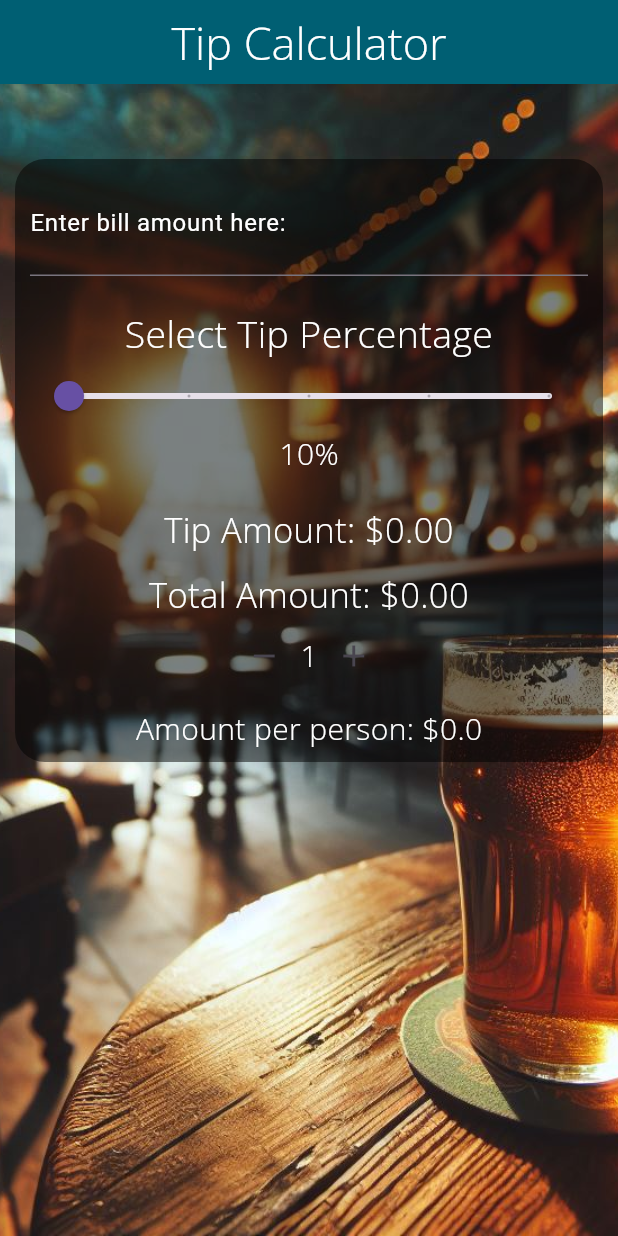
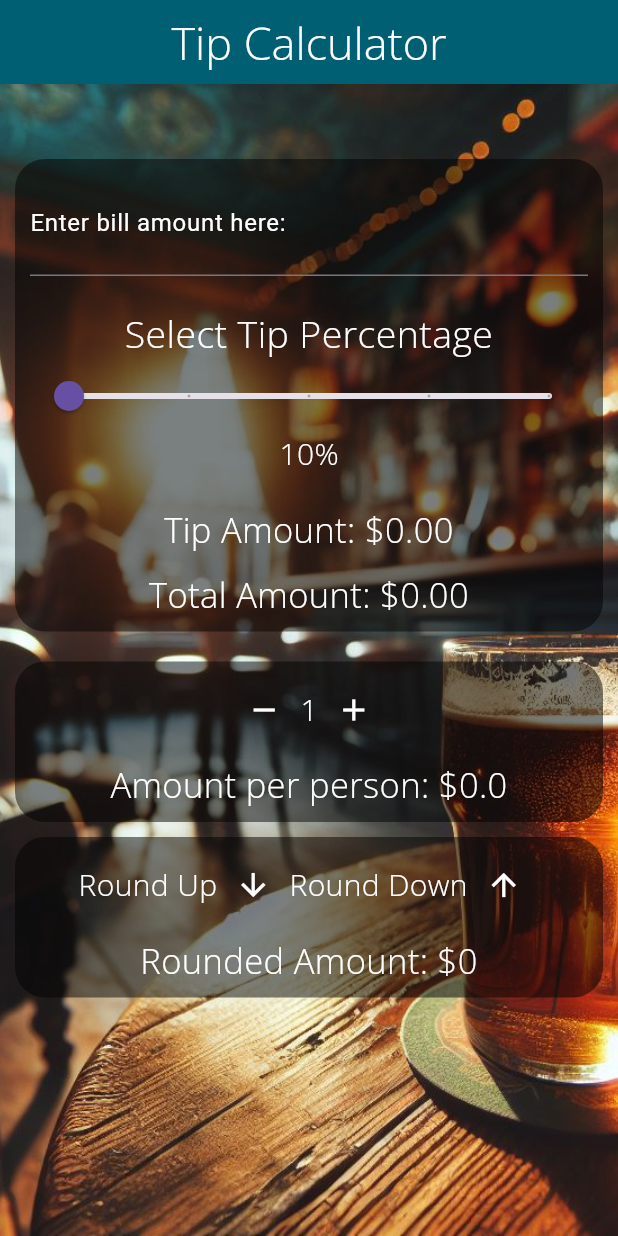
Before and after one commit to dvasquez08/tip-calculator, a Flutter app: the screen it shows after launch, on a phone screen of 412 x 824 dp. Run offline on Flutter 3.47's test engine with Material 3 defaults, Android fonts, the phone set to English and light mode, and no system bars; our stand-ins replace google_fonts.

Commit message:
Added rounding feature

```diff
--- a/lib/TipCalculatorScreen.dart
+++ b/lib/TipCalculatorScreen.dart
@@ -12,6 +12,10 @@ class _TipCalculatorScreenState extends State<TipCalculatorScreen> {
   double billAmount = 0.0;
   double tipPercentage = 0.1;
   int numberOfPeople = 1;
+  bool roundUp = false;
+
+  String amountPerPersonText = '';
+  String roundedAmountText = '';
 
   @override
   Widget build(BuildContext context) {
@@ -89,18 +93,31 @@ class _TipCalculatorScreenState extends State<TipCalculatorScreen> {
                     SansText(
                         'Total Amount: \$${(billAmount + (billAmount * tipPercentage)).toStringAsFixed(2)}',
                         23.0),
-                    Row(
+                  ],
+                ),
+              ),
+              const SizedBox(height: 10.0),
+              Column(
                 mainAxisAlignment: MainAxisAlignment.center,
                 crossAxisAlignment: CrossAxisAlignment.center,
                 children: [
                   Container(
+                    decoration: BoxDecoration(
+                        color: const Color.fromRGBO(0, 0, 0, 0.5),
+                        borderRadius: BorderRadius.circular(20.0)),
+                    alignment: Alignment.center,
+                    padding: const EdgeInsets.only(
+                        left: 10.0, right: 10.0, top: 8.0, bottom: 8.0),
+                    margin:
+                    const EdgeInsets.only(left: 10.0, right: 10.0, top: 10.0),
                     child: Column(
                       children: [
                         Row(
                           mainAxisAlignment: MainAxisAlignment.center,
                           children: [
                             IconButton(
-                                    icon: Icon(Icons.remove),
+                              icon: const Icon(Icons.remove),
+                              color: Colors.white,
                               onPressed: () {
                                 setState(() {
                                   if (numberOfPeople > 1) {
@@ -111,7 +128,8 @@ class _TipCalculatorScreenState extends State<TipCalculatorScreen> {
                             ),
                             SansText('$numberOfPeople', 20.0),
                             IconButton(
-                                   icon: Icon(Icons.add),
+                              icon: const Icon(Icons.add),
+                              color: Colors.white,
                               onPressed: () {
                                 setState(() {
                                   numberOfPeople++;
@@ -121,19 +139,80 @@ class _TipCalculatorScreenState extends State<TipCalculatorScreen> {
                           ],
                         ),
                         const SizedBox(height: 10.0),
-                              SansText('Amount per person: \$${((billAmount + (billAmount * tipPercentage)) / numberOfPeople )}',  20.0),
+                        SansText('Amount per person: \$${((billAmount + (billAmount * tipPercentage)) / numberOfPeople )}',  23.0),
+                      ],
+                    ),
+                  ),
+                  Container(
+                    decoration: BoxDecoration(
+                        color: const Color.fromRGBO(0, 0, 0, 0.5),
+                        borderRadius: BorderRadius.circular(20.0)),
+                    alignment: Alignment.center,
+                    padding: const EdgeInsets.only(
+                        left: 10.0, right: 10.0, top: 8.0, bottom: 8.0),
+                    margin:
+                    const EdgeInsets.only(left: 10.0, right: 10.0, top: 10.0),
+                    child: Column(
+                      mainAxisAlignment: MainAxisAlignment.center,
+                      children: [
+                        Row(
+                          mainAxisAlignment: MainAxisAlignment.center,
+                          children: [
+                            const SansText('Round Up', 20.0),
+                            IconButton(
+                              icon: const Icon(Icons.arrow_downward),
+                              color: Colors.white,
+                              onPressed: () {
+                                setState(() {
+                                  roundUp = false;
+                                  updateAmounts();
+                                });
+                              },
+                            ),
+
+                            const SansText('Round Down', 20.0),
+                            IconButton(
+                              icon: const Icon(Icons.arrow_upward),
+                              color: Colors.white,
+                              onPressed: () {
+                                setState(() {
+                                  roundUp = true;
+                                  updateAmounts();
+                                });
+                              },
+                            ),
+                          ],
+                        ),
+                        const SizedBox(height: 10.0),
+                        SansText('Rounded Amount: \$${roundTotalAmount().toStringAsFixed(0)}', 23.0),
                       ],
                     ),
                   )
                 ],
-                    )
-                  ],
-                ),
-              ),
+              )// opacity container
             ],
           ),
         ),
       ),
     );
   }
+
+  double roundTotalAmount() {
+    double totalAmount = billAmount + (billAmount * tipPercentage);
+    return roundUp ? totalAmount.ceilToDouble() : totalAmount.floorToDouble();
   }
+
+  double calculateAmountPerPerson() {
+    return roundTotalAmount() / numberOfPeople;
+  }
+
+  void updateAmounts() {
+    setState(() {
+      amountPerPersonText =
+      'Amount per Person: \$${calculateAmountPerPerson().toStringAsFixed(2)}';
+
+      roundedAmountText =
+      'Rounded Amount: \$${roundTotalAmount().toStringAsFixed(0)}';
+    });
+  }
+}
```
Lines whose indentation alone changed are shown as unchanged.
